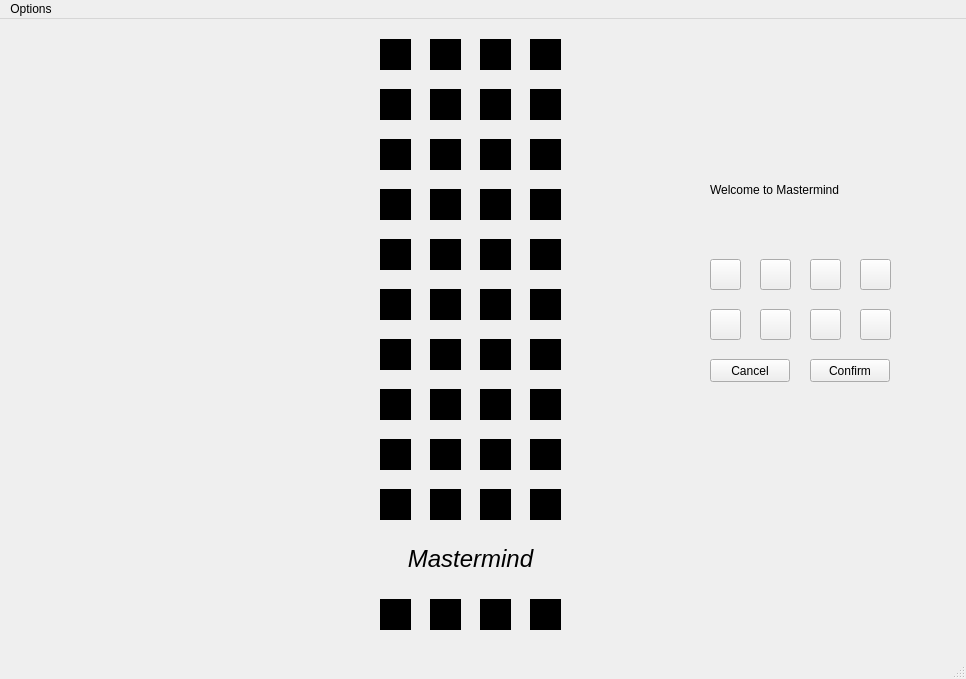
First picture: the form in mainwindow.ui, repository merouanebenadda/Mastermind, before the edit.
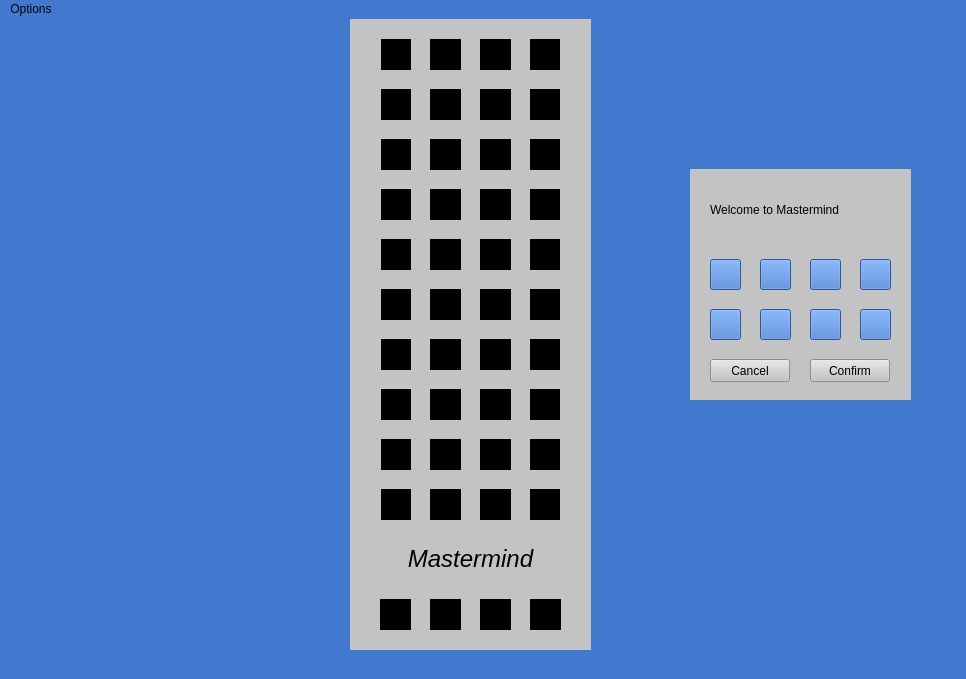
Second picture: the form after the edit.

Commit message: Added Dark Mode + some improvements

Patch:
```diff
--- a/mainwindow.ui
+++ b/mainwindow.ui
@@ -13,6 +13,9 @@
   <property name="windowTitle">
    <string>MainWindow</string>
   </property>
+  <property name="styleSheet">
+   <string notr="true">background-color: rgb(65, 121, 206)</string>
+  </property>
   <widget class="QWidget" name="centralwidget">
    <widget class="QLabel" name="square1_41">
     <property name="geometry">
@@ -728,7 +731,8 @@
      </rect>
     </property>
     <property name="styleSheet">
-     <string notr="true">font: italic 9pt &quot;URW Bookman L&quot;;</string>
+     <string notr="true">background-color: rgb(195, 195, 195); 
+font: italic 9pt &quot;URW Bookman L&quot;;</string>
     </property>
     <property name="text">
      <string>&lt;html&gt;&lt;head/&gt;&lt;body&gt;&lt;p align=&quot;center&quot;&gt;&lt;span style=&quot; font-size:18pt; font-style:italic;&quot;&gt;Mastermind&lt;/span&gt;&lt;/p&gt;&lt;/body&gt;&lt;/html&gt;</string>
@@ -842,13 +846,18 @@
     <property name="geometry">
      <rect>
       <x>710</x>
-      <y>140</y>
+      <y>160</y>
       <width>181</width>
       <height>61</height>
      </rect>
     </property>
+    <property name="styleSheet">
+     <string notr="true">background-color: rgb(195, 195, 195); 
+font: 10pt &quot;Sans Serif&quot;;
+qproperty-alignment: AlignCenter;</string>
+    </property>
     <property name="text">
-     <string>Welcome to Mastermind</string>
+     <string>Welcome to Mastermind </string>
     </property>
    </widget>
    <widget class="QPushButton" name="confirmButton">
@@ -860,6 +869,9 @@
       <height>23</height>
      </rect>
     </property>
+    <property name="styleSheet">
+     <string notr="true">background-color: rgb(195, 195, 195); </string>
+    </property>
     <property name="text">
      <string>Confirm</string>
     </property>
@@ -873,6 +885,9 @@
       <height>23</height>
      </rect>
     </property>
+    <property name="styleSheet">
+     <string notr="true">background-color: rgb(195, 195, 195); </string>
+    </property>
     <property name="text">
      <string>Cancel</string>
     </property>
@@ -882,12 +897,14 @@
      <rect>
       <x>350</x>
       <y>20</y>
-      <width>21</width>
+      <width>31</width>
       <height>31</height>
      </rect>
     </property>
     <property name="styleSheet">
-     <string notr="true">color: red</string>
+     <string notr="true">color: red;
+qproperty-alignment: AlignCenter;
+background-color: rgb(195, 195, 195);</string>
     </property>
     <property name="text">
      <string/>
@@ -898,12 +915,12 @@
      <rect>
       <x>350</x>
       <y>70</y>
-      <width>21</width>
+      <width>31</width>
       <height>31</height>
      </rect>
     </property>
     <property name="styleSheet">
-     <string notr="true">color: red</string>
+     <string notr="true">color: red; qproperty-alignment: AlignCenter;background-color: rgb(195, 195, 195)</string>
     </property>
     <property name="text">
      <string/>
@@ -914,12 +931,12 @@
      <rect>
       <x>350</x>
       <y>120</y>
-      <width>21</width>
+      <width>31</width>
       <height>31</height>
      </rect>
     </property>
     <property name="styleSheet">
-     <string notr="true">color: red</string>
+     <string notr="true">background-color: rgb(195, 195, 195);color: red; qproperty-alignment: AlignCenter;</string>
     </property>
     <property name="text">
      <string/>
@@ -930,12 +947,12 @@
      <rect>
       <x>350</x>
       <y>170</y>
-      <width>21</width>
+      <width>31</width>
       <height>31</height>
      </rect>
     </property>
     <property name="styleSheet">
-     <string notr="true">color: red</string>
+     <string notr="true">background-color: rgb(195, 195, 195); color: red; qproperty-alignment: AlignCenter;</string>
     </property>
     <property name="text">
      <string/>
@@ -946,12 +963,12 @@
      <rect>
       <x>350</x>
       <y>220</y>
-      <width>21</width>
+      <width>31</width>
       <height>31</height>
      </rect>
     </property>
     <property name="styleSheet">
-     <string notr="true">color: red</string>
+     <string notr="true">background-color: rgb(195, 195, 195); color: red; qproperty-alignment: AlignCenter;</string>
     </property>
     <property name="text">
      <string/>
@@ -962,12 +979,12 @@
      <rect>
       <x>350</x>
       <y>270</y>
-      <width>21</width>
+      <width>31</width>
       <height>31</height>
      </rect>
     </property>
     <property name="styleSheet">
-     <string notr="true">color: red</string>
+     <string notr="true">background-color: rgb(195, 195, 195); color: red; qproperty-alignment: AlignCenter;</string>
     </property>
     <property name="text">
      <string/>
@@ -978,12 +995,13 @@
      <rect>
       <x>350</x>
       <y>320</y>
-      <width>21</width>
+      <width>31</width>
       <height>31</height>
      </rect>
     </property>
     <property name="styleSheet">
-     <string notr="true">color: red</string>
+     <string notr="true">background-color: rgb(195, 195, 195); 
+color: red; qproperty-alignment: AlignCenter;</string>
     </property>
     <property name="text">
      <string/>
@@ -994,12 +1012,12 @@
      <rect>
       <x>350</x>
       <y>370</y>
-      <width>21</width>
+      <width>31</width>
       <height>31</height>
      </rect>
     </property>
     <property name="styleSheet">
-     <string notr="true">color: red</string>
+     <string notr="true">background-color: rgb(195, 195, 195); color: red; qproperty-alignment: AlignCenter;</string>
     </property>
     <property name="text">
      <string/>
@@ -1010,12 +1028,12 @@
      <rect>
       <x>350</x>
       <y>420</y>
-      <width>21</width>
+      <width>31</width>
       <height>31</height>
      </rect>
     </property>
     <property name="styleSheet">
-     <string notr="true">color: red</string>
+     <string notr="true">background-color: rgb(195, 195, 195); color: red; qproperty-alignment: AlignCenter;</string>
     </property>
     <property name="text">
      <string/>
@@ -1026,12 +1044,12 @@
      <rect>
       <x>350</x>
       <y>470</y>
-      <width>21</width>
+      <width>31</width>
       <height>31</height>
      </rect>
     </property>
     <property name="styleSheet">
-     <string notr="true">color: red</string>
+     <string notr="true">background-color: rgb(195, 195, 195); color: red; qproperty-alignment: AlignCenter;</string>
     </property>
     <property name="text">
      <string/>
@@ -1040,14 +1058,14 @@
    <widget class="QLabel" name="gcLabel_1">
     <property name="geometry">
      <rect>
-      <x>570</x>
+      <x>560</x>
       <y>20</y>
-      <width>21</width>
+      <width>31</width>
       <height>31</height>
      </rect>
     </property>
     <property name="styleSheet">
-     <string notr="true">color: blue</string>
+     <string notr="true">background-color: rgb(195, 195, 195); color: blue; qproperty-alignment: AlignCenter;</string>
     </property>
     <property name="text">
      <string/>
@@ -1056,14 +1074,14 @@
    <widget class="QLabel" name="gcLabel_2">
     <property name="geometry">
      <rect>
-      <x>570</x>
+      <x>560</x>
       <y>70</y>
-      <width>21</width>
+      <width>31</width>
       <height>31</height>
      </rect>
     </property>
     <property name="styleSheet">
-     <string notr="true">color: blue</string>
+     <string notr="true">background-color: rgb(195, 195, 195); color: blue; qproperty-alignment: AlignCenter;</string>
     </property>
     <property name="text">
      <string/>
@@ -1072,14 +1090,14 @@
    <widget class="QLabel" name="gcLabel_3">
     <property name="geometry">
      <rect>
-      <x>570</x>
+      <x>560</x>
       <y>120</y>
-      <width>21</width>
+      <width>31</width>
       <height>31</height>
      </rect>
     </property>
     <property name="styleSheet">
-     <string notr="true">color: blue</string>
+     <string notr="true">background-color: rgb(195, 195, 195); color: blue; qproperty-alignment: AlignCenter;</string>
     </property>
     <property name="text">
      <string/>
@@ -1088,14 +1106,14 @@
    <widget class="QLabel" name="gcLabel_4">
     <property name="geometry">
      <rect>
-      <x>570</x>
+      <x>560</x>
       <y>170</y>
-      <width>21</width>
+      <width>31</width>
       <height>31</height>
      </rect>
     </property>
     <property name="styleSheet">
-     <string notr="true">color: blue</string>
+     <string notr="true">background-color: rgb(195, 195, 195); color: blue; qproperty-alignment: AlignCenter;</string>
     </property>
     <property name="text">
      <string/>
@@ -1104,14 +1122,14 @@
    <widget class="QLabel" name="gcLabel_5">
     <property name="geometry">
      <rect>
-      <x>570</x>
+      <x>560</x>
       <y>220</y>
-      <width>21</width>
+      <width>31</width>
       <height>31</height>
      </rect>
     </property>
     <property name="styleSheet">
-     <string notr="true">color: blue</string>
+     <string notr="true">background-color: rgb(195, 195, 195); color: blue; qproperty-alignment: AlignCenter;</string>
     </property>
     <property name="text">
      <string/>
@@ -1120,14 +1138,14 @@
    <widget class="QLabel" name="gcLabel_6">
     <property name="geometry">
      <rect>
-      <x>570</x>
+      <x>560</x>
       <y>270</y>
-      <width>21</width>
+      <width>31</width>
       <height>31</height>
      </rect>
     </property>
     <property name="styleSheet">
-     <string notr="true">color: blue</string>
+     <string notr="true">background-color: rgb(195, 195, 195); color: blue; qproperty-alignment: AlignCenter;</string>
     </property>
     <property name="text">
      <string/>
@@ -1136,14 +1154,14 @@
    <widget class="QLabel" name="gcLabel_7">
     <property name="geometry">
      <rect>
-      <x>570</x>
+      <x>560</x>
       <y>320</y>
-      <width>21</width>
+      <width>31</width>
       <height>31</height>
      </rect>
     </property>
     <property name="styleSheet">
-     <string notr="true">color: blue</string>
+     <string notr="true">background-color: rgb(195, 195, 195); color: blue; qproperty-alignment: AlignCenter;</string>
     </property>
     <property name="text">
      <string/>
@@ -1152,14 +1170,14 @@
    <widget class="QLabel" name="gcLabel_8">
     <property name="geometry">
      <rect>
-      <x>570</x>
+      <x>560</x>
       <y>370</y>
-      <width>21</width>
+      <width>31</width>
       <height>31</height>
      </rect>
     </property>
     <property name="styleSheet">
-     <string notr="true">color: blue</string>
+     <string notr="true">background-color: rgb(195, 195, 195); color: blue; qproperty-alignment: AlignCenter;</string>
     </property>
     <property name="text">
      <string/>
@@ -1168,14 +1186,15 @@
    <widget class="QLabel" name="gcLabel_9">
     <property name="geometry">
      <rect>
-      <x>570</x>
+      <x>560</x>
       <y>420</y>
-      <width>21</width>
+      <width>31</width>
       <height>31</height>
      </rect>
     </property>
     <property name="styleSheet">
-     <string notr="true">color: blue</string>
+     <string notr="true">background-color: rgb(195, 195, 195); 
+color: blue; qproperty-alignment: AlignCenter;</string>
     </property>
     <property name="text">
      <string/>
@@ -1184,19 +1203,129 @@
    <widget class="QLabel" name="gcLabel_10">
     <property name="geometry">
      <rect>
-      <x>570</x>
+      <x>560</x>
       <y>470</y>
-      <width>21</width>
+      <width>31</width>
       <height>31</height>
      </rect>
     </property>
     <property name="styleSheet">
-     <string notr="true">color: blue</string>
+     <string notr="true">background-color: rgb(195, 195, 195); color: blue; qproperty-alignment: AlignCenter;</string>
     </property>
     <property name="text">
      <string/>
     </property>
    </widget>
+   <widget class="QLabel" name="label">
+    <property name="geometry">
+     <rect>
+      <x>350</x>
+      <y>-10</y>
+      <width>241</width>
+      <height>641</height>
+     </rect>
+    </property>
+    <property name="styleSheet">
+     <string notr="true">background-color: rgb(195, 195, 195)</string>
+    </property>
+    <property name="text">
+     <string/>
+    </property>
+   </widget>
+   <widget class="QLabel" name="label_2">
+    <property name="geometry">
+     <rect>
+      <x>690</x>
+      <y>150</y>
+      <width>221</width>
+      <height>231</height>
+     </rect>
+    </property>
+    <property name="styleSheet">
+     <string notr="true">background-color: rgb(195, 195, 195)</string>
+    </property>
+    <property name="text">
+     <string/>
+    </property>
+   </widget>
+   <zorder>label_2</zorder>
+   <zorder>label</zorder>
+   <zorder>square1_41</zorder>
+   <zorder>square1_42</zorder>
+   <zorder>square1_43</zorder>
+   <zorder>square1_44</zorder>
+   <zorder>square1_45</zorder>
+   <zorder>square1_46</zorder>
+   <zorder>square1_47</zorder>
+   <zorder>square1_48</zorder>
+   <zorder>square1_49</zorder>
+   <zorder>square1_50</zorder>
+   <zorder>square1_51</zorder>
+   <zorder>square1_52</zorder>
+   <zorder>square1_53</zorder>
+   <zorder>square1_54</zorder>
+   <zorder>square1_55</zorder>
+   <zorder>square1_56</zorder>
+   <zorder>square1_57</zorder>
+   <zorder>square1_58</zorder>
+   <zorder>square1_59</zorder>
+   <zorder>square1_60</zorder>
+   <zorder>square1_61</zorder>
+   <zorder>square1_62</zorder>
+   <zorder>square1_63</zorder>
+   <zorder>square1_64</zorder>
+   <zorder>square1_65</zorder>
+   <zorder>square1_66</zorder>
+   <zorder>square1_67</zorder>
+   <zorder>square1_68</zorder>
+   <zorder>square1_69</zorder>
+   <zorder>square1_70</zorder>
+   <zorder>square1_71</zorder>
+   <zorder>square1_72</zorder>
+   <zorder>square1_73</zorder>
+   <zorder>square1_74</zorder>
+   <zorder>square1_75</zorder>
+   <zorder>square1_76</zorder>
+   <zorder>square1_77</zorder>
+   <zorder>square1_78</zorder>
+   <zorder>square1_79</zorder>
+   <zorder>square1_80</zorder>
+   <zorder>codeSquare1</zorder>
+   <zorder>codeSquare2</zorder>
+   <zorder>codeSquare3</zorder>
+   <zorder>codeSquare4</zorder>
+   <zorder>gameName</zorder>
+   <zorder>colorPicker1</zorder>
+   <zorder>colorPicker2</zorder>
+   <zorder>colorPicker3</zorder>
+   <zorder>colorPicker4</zorder>
+   <zorder>colorPicker5</zorder>
+   <zorder>colorPicker6</zorder>
+   <zorder>colorPicker7</zorder>
+   <zorder>colorPicker8</zorder>
+   <zorder>announcementLabel</zorder>
+   <zorder>confirmButton</zorder>
+   <zorder>canceButton</zorder>
+   <zorder>gpgcLabel_1</zorder>
+   <zorder>gpgcLabel_2</zorder>
+   <zorder>gpgcLabel_3</zorder>
+   <zorder>gpgcLabel_4</zorder>
+   <zorder>gpgcLabel_5</zorder>
+   <zorder>gpgcLabel_6</zorder>
+   <zorder>gpgcLabel_7</zorder>
+   <zorder>gpgcLabel_8</zorder>
+   <zorder>gpgcLabel_9</zorder>
+   <zorder>gpgcLabel_10</zorder>
+   <zorder>gcLabel_1</zorder>
+   <zorder>gcLabel_2</zorder>
+   <zorder>gcLabel_3</zorder>
+   <zorder>gcLabel_4</zorder>
+   <zorder>gcLabel_5</zorder>
+   <zorder>gcLabel_6</zorder>
+   <zorder>gcLabel_7</zorder>
+   <zorder>gcLabel_8</zorder>
+   <zorder>gcLabel_9</zorder>
+   <zorder>gcLabel_10</zorder>
   </widget>
   <widget class="QMenuBar" name="menubar">
    <property name="geometry">
```
Left out of the diff: 12 changed lines with no effect on the pictures. The commit also changes 2 other files.
